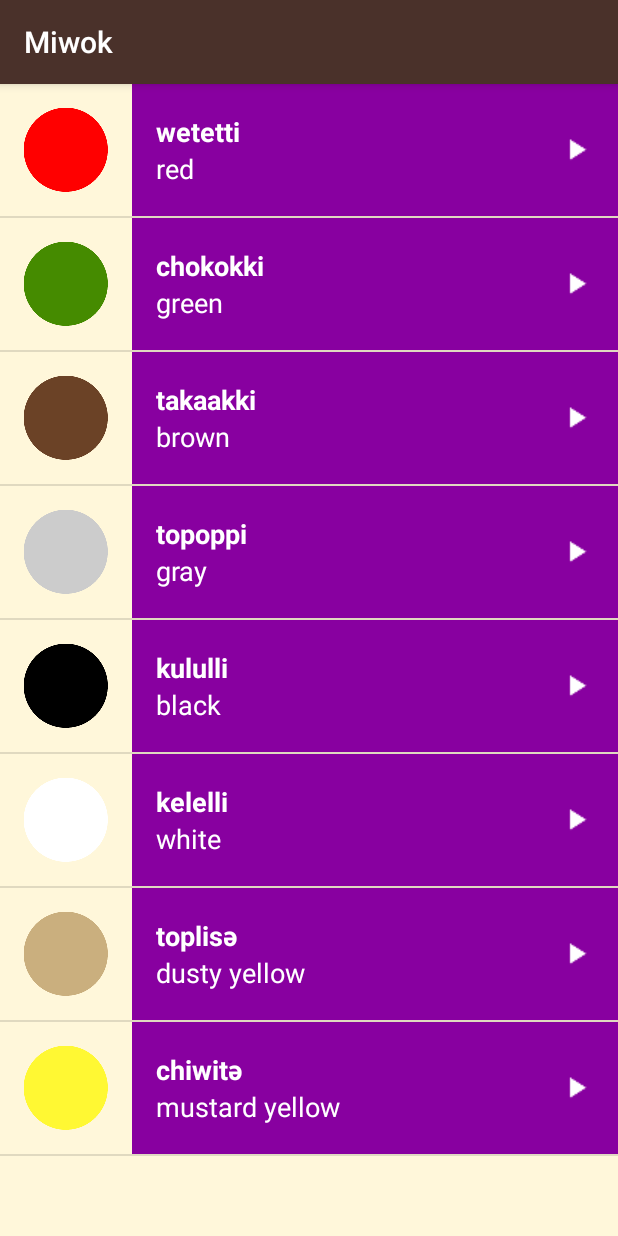
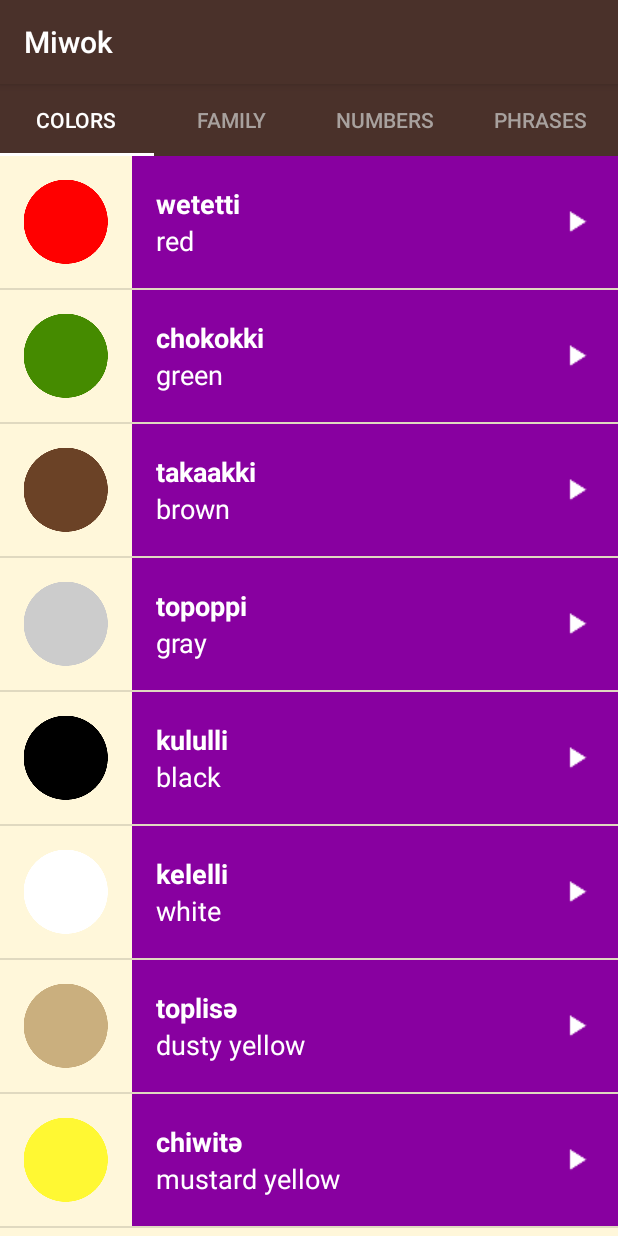
Before and after one commit to poseidev/MiwokApp, an Android app: the screen it shows after launch (MainActivity), on a phone screen of 412 x 824 dp. Run offline under Robolectric (Android 15) with nearby library versions, the light colour scheme and no system bars.

Commit message:
Added TabLayout with style.

```diff
--- a/app/src/main/java/com/example/android/miwok/CategoryAdapter.java
+++ b/app/src/main/java/com/example/android/miwok/CategoryAdapter.java
@@ -43,4 +43,33 @@ public class CategoryAdapter extends FragmentPagerAdapter
     public int getCount() {
         return 4;
     }
+
+    @Override
+    public CharSequence getPageTitle(int position) {
+        String title = null;
+
+        switch (position)
+        {
+            case 0:
+                title = "Colors";
+                break;
+
+            case 1:
+                title = "Family";
+                break;
+
+            case 2:
+                title = "Numbers";
+                break;
+
+            case 3:
+                title = "Phrases";
+                break;
+
+            default:
+                break;
+        }
+
+        return title;
+    }
 }
--- a/app/src/main/java/com/example/android/miwok/MainActivity.java
+++ b/app/src/main/java/com/example/android/miwok/MainActivity.java
@@ -16,6 +16,8 @@
 package com.example.android.miwok;
 
 import android.os.Bundle;
+import android.support.design.widget.TabLayout;
+import android.support.v4.view.PagerAdapter;
 import android.support.v4.view.ViewPager;
 import android.support.v7.app.AppCompatActivity;
 
@@ -29,8 +31,11 @@ public class MainActivity extends AppCompatActivity {
 
         ViewPager viewPager = (ViewPager) findViewById(R.id.viewPager);
 
-        CategoryAdapter categoryAdapter = new CategoryAdapter(getSupportFragmentManager());
+        PagerAdapter categoryAdapter = new CategoryAdapter(getSupportFragmentManager());
 
         viewPager.setAdapter(categoryAdapter);
+
+        TabLayout tabLayout = (TabLayout) findViewById(R.id.tabLayout);
+        tabLayout.setupWithViewPager(viewPager);
     }
 }
--- a/app/src/main/res/layout/activity_main.xml
+++ b/app/src/main/res/layout/activity_main.xml
@@ -13,14 +13,21 @@
      See the License for the specific language governing permissions and
      limitations under the License.
 -->
-<LinearLayout
-    xmlns:android="http://schemas.android.com/apk/res/android"
+<LinearLayout xmlns:android="http://schemas.android.com/apk/res/android"
     xmlns:tools="http://schemas.android.com/tools"
     android:layout_width="match_parent"
     android:layout_height="match_parent"
+    xmlns:app="http://schemas.android.com/apk/res-auto"
     android:background="@color/tan_background"
     android:orientation="vertical"
     tools:context="com.example.android.miwok.MainActivity">
+
+    <android.support.design.widget.TabLayout
+        android:layout_width="match_parent"
+        android:layout_height="wrap_content"
+        app:tabMode="fixed"
+        style="@style/CustomTabLayout"
+        android:id="@+id/tabLayout"/>
 
     <android.support.v4.view.ViewPager
         android:layout_width="match_parent"
--- a/app/src/main/res/values/styles.xml
+++ b/app/src/main/res/values/styles.xml
@@ -44,4 +44,11 @@
         <item name="android:textStyle">normal</item>
         <item name="android:textSize">18sp</item>
     </style>
+
+    <style name="CustomTabLayout" parent="Widget.Design.TabLayout">
+        <item name="android:background">#4A312A</item>
+        <item name="tabSelectedTextColor">#FFFFFF</item>
+        <item name="tabTextColor">#A8A19E</item>
+        <item name="tabIndicatorColor">#FFFFFF</item>
+    </style>
 </resources>
```
